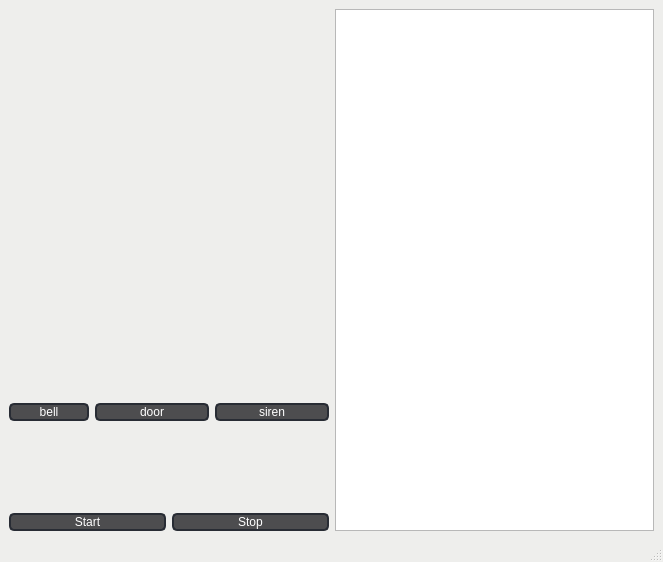
Qt form Server/face-recognition/face_recognition.ui (miiiingi/VEDA_FinalProject) before a commit.
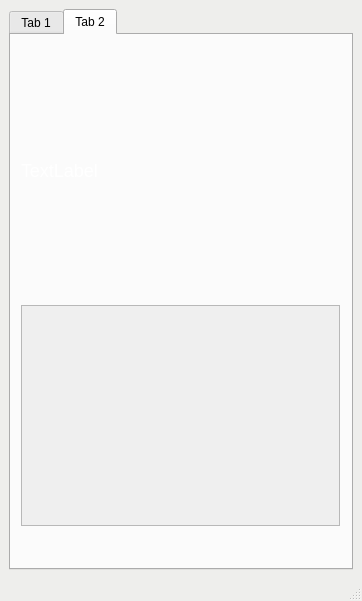
The same form after that commit. The open tabs and pages were chosen to show the change.

Commit message: feat: 탭 ui 추가

Patch:
```diff
--- a/Server/face-recognition/face_recognition.ui
+++ b/Server/face-recognition/face_recognition.ui
@@ -6,8 +6,8 @@
    <rect>
     <x>0</x>
     <y>0</y>
-    <width>663</width>
-    <height>562</height>
+    <width>362</width>
+    <height>601</height>
    </rect>
   </property>
   <property name="windowTitle">
@@ -36,7 +36,35 @@
   <widget class="QWidget" name="centralwidget">
    <layout class="QHBoxLayout" name="horizontalLayout">
     <item>
+     <widget class="QTabWidget" name="tabWidget">
+      <property name="enabled">
+       <bool>true</bool>
+      </property>
+      <property name="sizePolicy">
+       <sizepolicy hsizetype="Preferred" vsizetype="Preferred">
+        <horstretch>0</horstretch>
+        <verstretch>0</verstretch>
+       </sizepolicy>
+      </property>
+      <property name="currentIndex">
+       <number>0</number>
+      </property>
+      <widget class="QWidget" name="tab">
+       <property name="sizePolicy">
+        <sizepolicy hsizetype="Fixed" vsizetype="Fixed">
+         <horstretch>0</horstretch>
+         <verstretch>0</verstretch>
+        </sizepolicy>
+       </property>
+       <attribute name="title">
+        <string>Tab 1</string>
+       </attribute>
+       <layout class="QVBoxLayout" name="verticalLayout">
+        <item>
      <layout class="QVBoxLayout" name="videoLayout">
+          <property name="sizeConstraint">
+           <enum>QLayout::SetDefaultConstraint</enum>
+          </property>
       <item>
        <spacer name="verticalSpacer_2">
         <property name="orientation">
@@ -87,6 +115,9 @@
       </item>
       <item>
        <layout class="QFormLayout" name="formLayout">
+            <property name="sizeConstraint">
+             <enum>QLayout::SetDefaultConstraint</enum>
+            </property>
         <property name="verticalSpacing">
          <number>6</number>
         </property>
@@ -209,23 +240,51 @@
       </item>
      </layout>
     </item>
-    <item>
+       </layout>
+      </widget>
+      <widget class="QWidget" name="tab_2">
+       <attribute name="title">
+        <string>Tab 2</string>
+       </attribute>
     <widget class="QPlainTextEdit" name="plainTextEdit">
         <property name="enabled">
-        <bool>true</bool>
+         <bool>false</bool>
+        </property>
+        <property name="geometry">
+         <rect>
+          <x>10</x>
+          <y>270</y>
+          <width>319</width>
+          <height>221</height>
+         </rect>
         </property>
         <property name="sizePolicy">
-        <sizepolicy hsizetype="Expanding" vsizetype="Expanding">
+         <sizepolicy hsizetype="Fixed" vsizetype="Fixed">
         <horstretch>0</horstretch>
         <verstretch>0</verstretch>
         </sizepolicy>
         </property>
-        <property name="verticalScrollBarPolicy">
-        <enum>Qt::ScrollBarAsNeeded</enum>
+        <property name="styleSheet">
+         <string notr="true"/>
         </property>
-        <property name="horizontalScrollBarPolicy">
-        <enum>Qt::ScrollBarAsNeeded</enum>
+       </widget>
+       <widget class="QLabel" name="label">
+        <property name="geometry">
+         <rect>
+          <x>10</x>
+          <y>20</y>
+          <width>301</width>
+          <height>231</height>
+         </rect>
         </property>
+        <property name="styleSheet">
+         <string notr="true">border-color: rgb(0, 0, 0);</string>
+        </property>
+        <property name="text">
+         <string>TextLabel</string>
+        </property>
+       </widget>
+      </widget>
     </widget>
     </item>
    </layout>
```
Left out of the diff: 2 changed lines with no effect on the pictures. Lines whose indentation alone changed are shown as unchanged.
